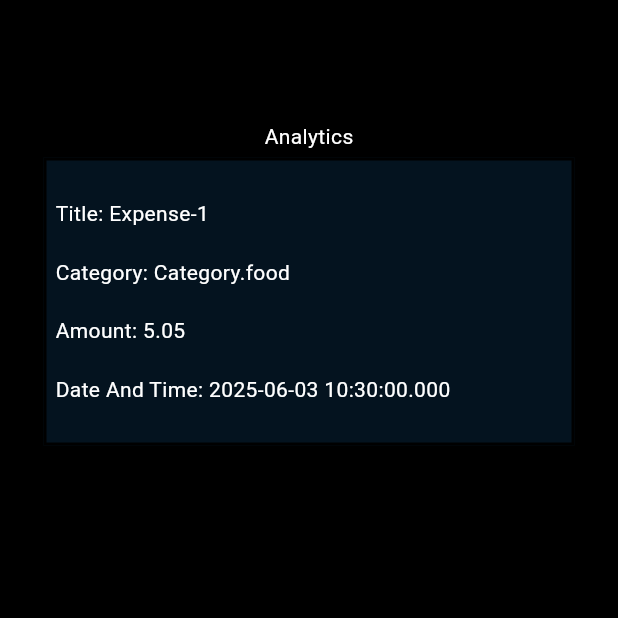
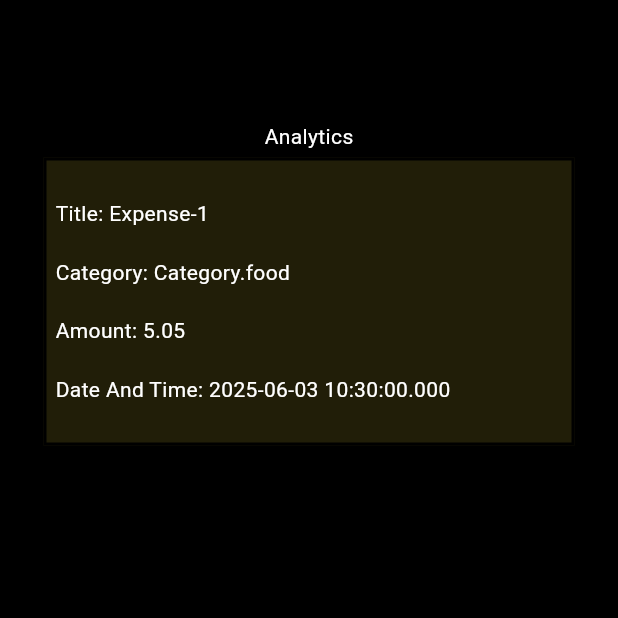
Before and after one commit to bitsbuild/flutter-course-work, a Flutter app: the screen it shows after launch, on a phone screen of 412 x 824 dp, the top half of it. Run offline on Flutter 3.47's test engine with Material 3 defaults, Android fonts, the phone set to English and light mode, and no system bars; our stand-ins replace rflutter_alert.

Commit message:
Flutter: Project-3: Expense Card Styling Done

```diff
--- a/Project-3-Expense-Tracker-App/expense_tracker/lib/expense_card.dart
+++ b/Project-3-Expense-Tracker-App/expense_tracker/lib/expense_card.dart
@@ -25,7 +25,7 @@ class _ExpenseCardState extends State<ExpenseCard> {
       width: double.infinity,
       child: Card(
         elevation: 10,
-        surfaceTintColor: Colors.blue,
+        surfaceTintColor: Colors.yellow,
         color: Colors.black,
         shape: Border.all(width: 2, style: BorderStyle.solid),
         child: Padding(
```
